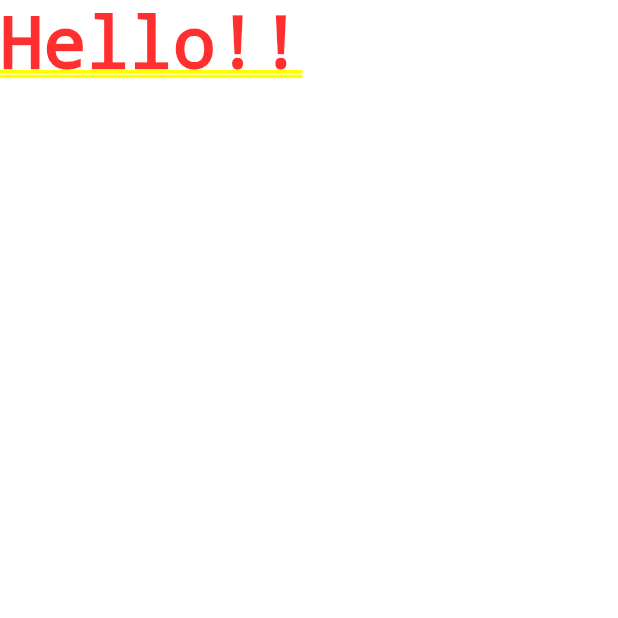
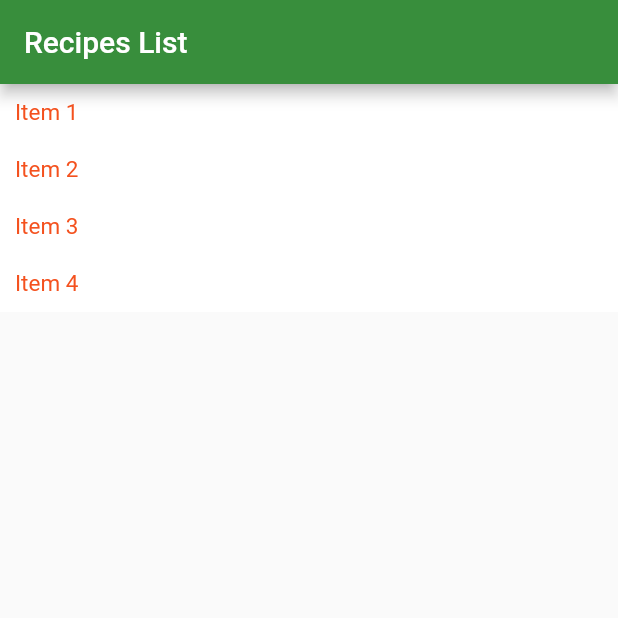
Before and after one commit to AlexKhl/dark_game, a Flutter app: the screen it shows after launch, on a phone screen of 412 x 824 dp, the top half of it. Run offline on Flutter 3.47's test engine with Material 2 defaults, Android fonts, the phone set to English and light mode, and no system bars.

Commit message:
Sections and screens were added

```diff
--- a/lib/main.dart
+++ b/lib/main.dart
@@ -1,14 +1,60 @@
+import 'package:dark_game/recipes_list.dart';
 import 'package:flutter/material.dart';
 
-void main() {
-  runApp(DarkGameApp());
+void main() => runApp(DarkGameApp());
+
+/* TODO
+  1) make pages navigation between the sections
+  2) caching the data for offline mode
+  3) offline and online modes
+  4) saving the data permanently if user wants to save a particular recipe
+  5) create events for the recipe widgets in list
+  6)
+ */
+
+
+class DarkGameApp extends StatefulWidget {
+  @override
+  State<StatefulWidget> createState() {
+    return _DarkGameAppState();
+  }
+
 }
 
-class DarkGameApp extends StatelessWidget{
+class _DarkGameAppState extends State<DarkGameApp> {
+  answerQuestion() {
+    print('object');
+  }
+
   @override
   Widget build(BuildContext context) {
-    // // TODO: implement build
-    // throw UnimplementedError();
-    return const MaterialApp(home: Text('Hello!!'), );
+    var questions = [
+      'What is your favourite color?',
+      'What is your favourite animal?'
+    ];
+    return MaterialApp(
+      home: Scaffold(
+        appBar: AppBar(
+          title: const Text("Recipes List"),
+          backgroundColor: Colors.green.shade700,
+        ),
+        body: Column(
+          children: [
+            // ElevatedButton(
+            //     onPressed: answerQuestion(),
+            //     child: Text(questions.elementAt(0))),
+            // ElevatedButton(
+            //     onPressed: () {
+            //       print('Answer 2 chosen');
+            //     },
+            //     child: Text('Answer 2')),
+            // ElevatedButton(
+            //     onPressed: () => print('Answer 3 chosen'),
+            //     child: Text('Answer 3')),
+            RecipesList()
+          ],
+        ),
+      ),
+    );
   }
 }
--- /dev/null
+++ b/lib/recipe_item.dart
@@ -0,0 +1,37 @@
+import 'package:flutter/material.dart';
+
+class RecipeItem extends StatelessWidget{
+  String recipeTitle = '';
+
+  RecipeItem(recipeTitle){
+    this.recipeTitle = recipeTitle;
+  }
+
+  @override
+  Widget build(BuildContext context) {
+    return GestureDetector(
+        onTap: (){
+          tapOnRecipe(context);
+        },
+        child: Container(
+          width: double.infinity,
+          margin: EdgeInsets.all(10),
+          child: Text(
+            recipeTitle,
+            style: TextStyle(fontSize: 15, color: Colors.deepOrange.shade600),
+          ),
+        )
+    );
+  }
+
+  tapOnRecipe(context){
+    return AlertDialog(
+      title: new Text(this.recipeTitle),
+      content: new Text('Message'),
+      actions: [
+        TextButton(onPressed: Navigator.pop(context), child: Text('Ok'))
+      ],
+    );
+  }
+
+}
--- /dev/null
+++ b/lib/recipes_list.dart
@@ -0,0 +1,23 @@
+import 'package:dark_game/recipe_item.dart';
+import 'package:flutter/material.dart';
+
+class RecipesList extends StatelessWidget{
+
+  RecipesList({super.key});
+
+  @override
+  Widget build(BuildContext context) {
+    return Container(
+      color: Color.fromRGBO(255, 255, 255, 1),
+      child: ListBody(
+        children: [
+          RecipeItem('Item 1'),
+          RecipeItem('Item 2'),
+          RecipeItem('Item 3'),
+          RecipeItem('Item 4'),
+        ],
+      ),
+    );
+  }
+
+}
```
Also changed, not shown: lib/poll.dart (added, +20 -0 lines), lib/bookmarks.dart (added), lib/login.dart (added), pubspec.lock.
